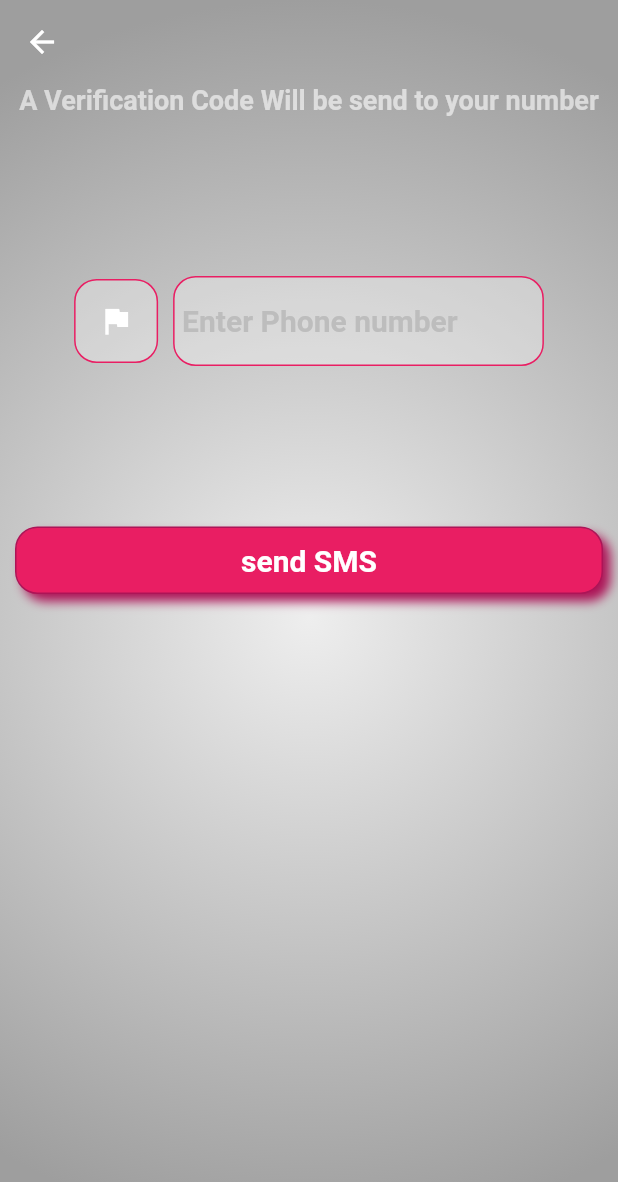
After one commit to KamranMehar/donut-hub, a Flutter app: the screen it shows after launch, after a tap on "Login", after a tap on "Login with Phone number", on a phone screen of 412 x 824 dp. The commit adds this screen. Shown: the top 1182 px of the screen. Run offline on Flutter 3.47's test engine with Material 2 defaults, Android fonts, the phone set to English and light mode, and no system bars; our stand-ins replace firebase_auth, firebase_core, fluttertoast, google_fonts, lottie, quickalert and 1 more; missing offline and left inert: fl_country_code_picker; accounts and stored records are empty.

Commit message:
Added Firebase Authentication with phone number

```diff
--- a/lib/pages/login_page.dart
+++ b/lib/pages/login_page.dart
@@ -1,4 +1,5 @@
 
+import 'package:donut_hub/pages/login_with_phonenumber.dart';
 import 'package:donut_hub/pages/signup_page.dart';
 import 'package:firebase_auth/firebase_auth.dart';
 import 'package:flutter/material.dart';
@@ -142,6 +143,32 @@ class _LoginPageState extends State<LoginPage> {
                       ],),
                   ),
                 ),
+                const SizedBox(height: 8,),
+                InkWell(
+                  onTap: (){
+                    Navigator.push(context, MaterialPageRoute(builder: (context)=>
+                    LoginWithPhone()
+                    ));
+                  },
+                  child: Padding(
+                    padding: const EdgeInsets.symmetric(horizontal: 8.0),
+                    child: Hero(
+                      tag: 'phone',
+                      child: Container(
+                        padding: const EdgeInsets.all(10),
+                        decoration: BoxDecoration(
+                            color: Colors.white.withOpacity(0.3),
+                          border: Border.all(color: Colors.pink,width: 1),
+                          borderRadius: BorderRadius.circular(15)
+                        ),
+                        child: Row(
+                          mainAxisAlignment: MainAxisAlignment.center,
+                          children:  [
+                          Text("Login with Phone number ",style: TextStyle(fontSize: 15,color:Colors.white,fontWeight: FontWeight.bold),),
+                          Icon(Icons.phone,color: Colors.white,)
+                        ],),
+                ),
+                    ),))
               ],
             ),
 
@@ -156,7 +183,7 @@ class _LoginPageState extends State<LoginPage> {
     emailController.dispose();
     passwordController.dispose();
   }
-  ///Signup User and catch localized error msg
+
   void loginUser(String email, String password,BuildContext context) async {
     SharedPreferences pref = await SharedPreferences.getInstance();
     FirebaseAuth auth=FirebaseAuth.instance;
--- /dev/null
+++ b/lib/pages/login_with_phonenumber.dart
@@ -0,0 +1,168 @@
+import 'package:donut_hub/pages/verify_code_page.dart';
+import 'package:donut_hub/util/Util.dart';
+import 'package:donut_hub/util/custom_button.dart';
+import 'package:firebase_auth/firebase_auth.dart';
+import 'package:fl_country_code_picker/fl_country_code_picker.dart';
+import 'package:flutter/material.dart';
+
+class LoginWithPhone extends StatefulWidget {
+  const LoginWithPhone({Key? key}) : super(key: key);
+
+  @override
+  State<LoginWithPhone> createState() => _LoginWithPhoneState();
+}
+
+class _LoginWithPhoneState extends State<LoginWithPhone> {
+  final auth=FirebaseAuth.instance;
+  bool loading=false;
+  final _formKey = GlobalKey<FormState>();
+  final phoneController=TextEditingController();
+  final countryPicker = const FlCountryCodePicker();
+  CountryCode? countryCode;
+  @override
+  Widget build(BuildContext context) {
+    return Hero(
+      tag: 'phone',
+      child: Container(
+        decoration: BoxDecoration(
+          gradient: RadialGradient(colors: [
+            Colors.grey.shade200,
+            Colors.grey,
+          ],radius: 1)
+        ),
+        child: SafeArea(
+          child: Scaffold(
+            backgroundColor: Colors.transparent,
+            appBar: AppBar(
+              backgroundColor: Colors.transparent,
+              elevation: 0,
+              automaticallyImplyLeading: true,),
+            body: Column(children: [
+              ///Upper text
+             const Padding(
+                padding: const EdgeInsets.symmetric(horizontal: 8.0),
+                child: const Text("A Verification Code Will be send to your number",
+                  textAlign: TextAlign.center,
+                  style: TextStyle(fontWeight: FontWeight.bold,fontSize: 18,color: Colors.white60),),
+              ),
+             const Spacer(flex: 1,),
+              ///TextFormField
+              Row(
+                mainAxisAlignment: MainAxisAlignment.center,
+                children: [
+                  InkWell(
+                    onTap: ()async{
+                      final code = await countryPicker.showPicker(context: context);
+                      setState(() {
+                        countryCode=code;
+                      });
+                    },
+                    child: Container(
+                      padding: const EdgeInsets.all(15),
+                      decoration: BoxDecoration(
+                          color: Colors.white.withOpacity(0.3),
+                          border: Border.all(color: Colors.pink,width: 1),
+                          borderRadius: BorderRadius.circular(15)
+                      ),
+                      child: Row(
+                        children: [
+                          Container(
+                            child: countryCode!=null? countryCode!.flagImage: Icon(Icons.flag,color: Colors.white,),
+                          ),
+                           Text(countryCode!=null?countryCode!.dialCode.toString():"",style: const TextStyle(color: Colors.white,fontSize: 20,fontWeight: FontWeight.bold),)
+                        ],
+                      ),
+                    ),
+                  ),
+                  const SizedBox(width: 10,),
+                  Container(
+                    padding: const EdgeInsets.all(5),
+                    decoration: BoxDecoration(
+                        color: Colors.white.withOpacity(0.3),
+                        border: Border.all(color: Colors.pink,width: 1),
+                        borderRadius: BorderRadius.circular(15)
+                    ),
+                    width: MediaQuery.of(context).size.width*3/5,
+                    child: Form(
+                      key: _formKey,
+                      child: TextFormField(
+                        style: TextStyle(fontSize: 20,color: Colors.white,fontWeight: FontWeight.bold),
+                        minLines: 1,
+                        validator: (value){
+                         if(value!.isEmpty){
+                           return 'Phone Number Is Empty';
+                         }else if(value.length<10){
+                           return "Number Should be 10 digit!";
+                         }
+                        },
+                        controller: phoneController,
+                        keyboardType: TextInputType.number,
+                        decoration:  InputDecoration(
+
+                          hintText: 'Enter Phone number',
+                          border: InputBorder.none,
+                          hintStyle: TextStyle(color: Colors.grey[400])
+                        ),
+                      ),
+                    ),
+                  ),
+                ],
+              ),
+              const Spacer(flex: 1,),
+              Padding(
+                padding: const EdgeInsets.symmetric(horizontal:10),
+                child: CustomButton(
+                isLoading: loading,text: "send SMS",
+                    click: (){
+                      if(_formKey.currentState!.validate()){
+                        setState(() {
+                            loading=true;
+                        });
+                        if(countryCode==null){
+                          Util_.showToast('Country Not Selected');
+                          setState(() {
+                            loading=false;
+                          });
+                        }else{
+                        String number=countryCode!.dialCode;
+                        number=number+phoneController.text.toString();
+                        print("PHONE NUMBER ????????????????? "+number);
+                        auth.verifyPhoneNumber(
+                          phoneNumber: number,
+                            verificationCompleted: (context){
+                              setState(() {
+                                loading=false;
+                              });
+
+                            },
+                            verificationFailed: (FirebaseAuthException e){
+                              setState(() {
+                                loading=false;
+                              });
+                            Util_.showErrorDialog(context, e.message);
+                            },
+                            codeSent: (String verificationId,int? token){
+                              setState(() {
+                                loading=false;
+                              });
+                            Navigator.push(context,MaterialPageRoute(builder: (context)=>
+                                VerifyCode(verificationId: verificationId,phoneNumber: number,)));
+                            },
+                            codeAutoRetrievalTimeout: (e){
+                              setState(() {
+                                loading=false;
+                              });
+                            Util_.showToast(e.toString());
+                            });
+                        }
+                      }
+                    }),
+              ),
+             const Spacer(flex: 4,)
+            ],),
+          ),
+        ),
+      ),
+    );
+  }
+}
--- a/pubspec.yaml
+++ b/pubspec.yaml
@@ -47,6 +47,7 @@ dependencies:
   firebase_storage: ^11.0.6
   cloud_firestore: ^4.1.0
   quickalert: ^1.0.0
+  fl_country_code_picker: ^0.0.4
 
 dev_dependencies:
   flutter_test:
```
Also changed, not shown: lib/pages/verify_code_page.dart (added, +135 -0 lines), pubspec.lock.
